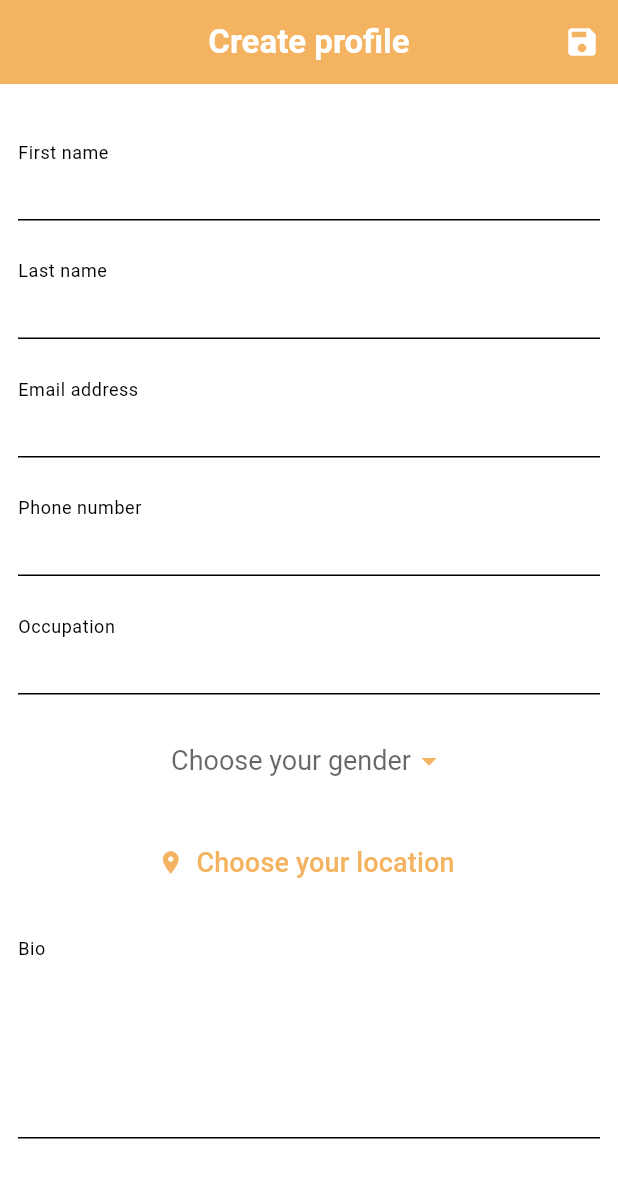
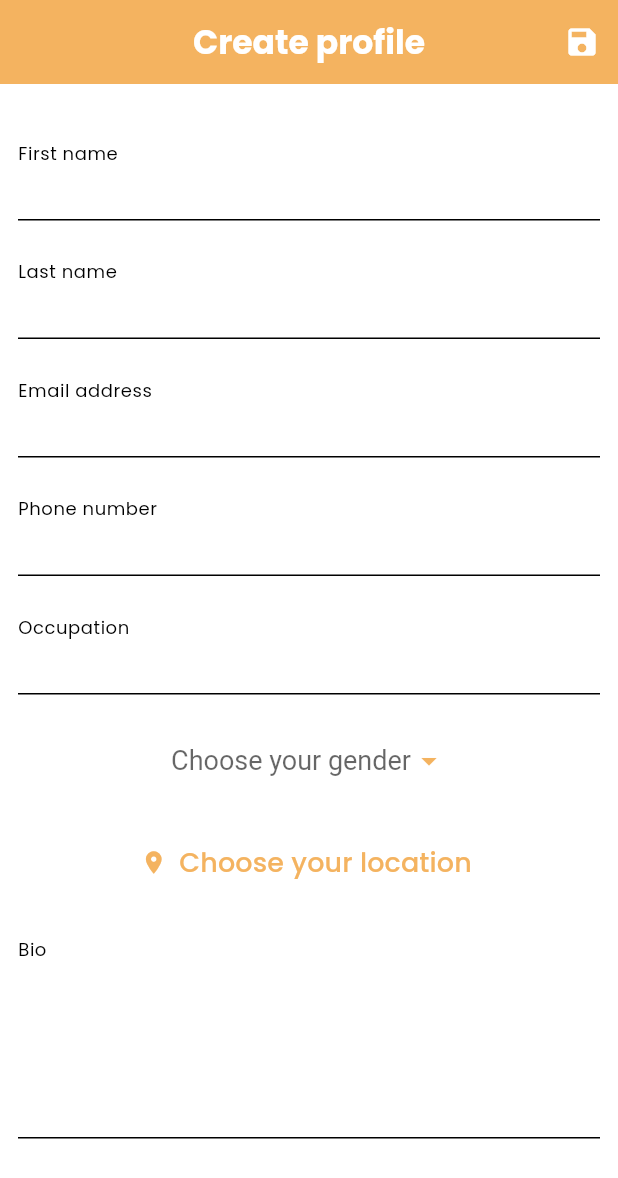
Before and after one commit to Ahmadu-Suleiman/CASE, a Flutter app: the screen it shows once a user with an empty profile is signed in, on a phone screen of 412 x 824 dp. Shown: the top 1178 px of the screen. Run offline on Flutter 3.47's test engine with Material 3 defaults, Android fonts, the phone set to English and light mode, and no system bars; our stand-ins replace another_flutter_splash_screen, audioplayers, cached_network_image, cloud_firestore, file_picker, firebase_auth and 16 more; missing offline and left inert: country_flags, linear_progress_bar, video_thumbnail; accounts and stored records are empty.

Commit message:
added poppins font

```diff
--- a/lib/main.dart
+++ b/lib/main.dart
@@ -38,6 +38,7 @@ class CaseApp extends StatelessWidget {
                     debugShowCheckedModeBanner: false,
                     routerConfig: Routes.router,
                     theme: ThemeData(
+                        fontFamily: 'Poppins',
                         focusColor: Style.secondaryColor,
                         hoverColor: Style.secondaryColor,
                         primaryColor: Style.primaryColor,
@@ -48,6 +49,7 @@ class CaseApp extends StatelessWidget {
                             primary: Style.primaryColor,
                             secondary: Style.secondaryColor)),
                     darkTheme: ThemeData(
+                        fontFamily: 'Poppins',
                         focusColor: Style.secondaryColor,
                         hoverColor: Style.secondaryColor,
                         primaryColor: Style.primaryColor,
--- a/pubspec.yaml
+++ b/pubspec.yaml
@@ -106,7 +106,10 @@ flutter:
   # "family" key with the font family name, and a "fonts" key with a
   # list giving the asset and other descriptors for the font. For
   # example:
-  # fonts:
+  fonts:
+    - family: Poppins
+      fonts:
+        - asset: assets\fonts\Poppins-Regular.ttf
   #   - family: Schyler
   #     fonts:
   #       - asset: fonts/Schyler-Regular.ttf
```
Also changed, not shown: assets/fonts/Poppins-Regular.ttf (added).
